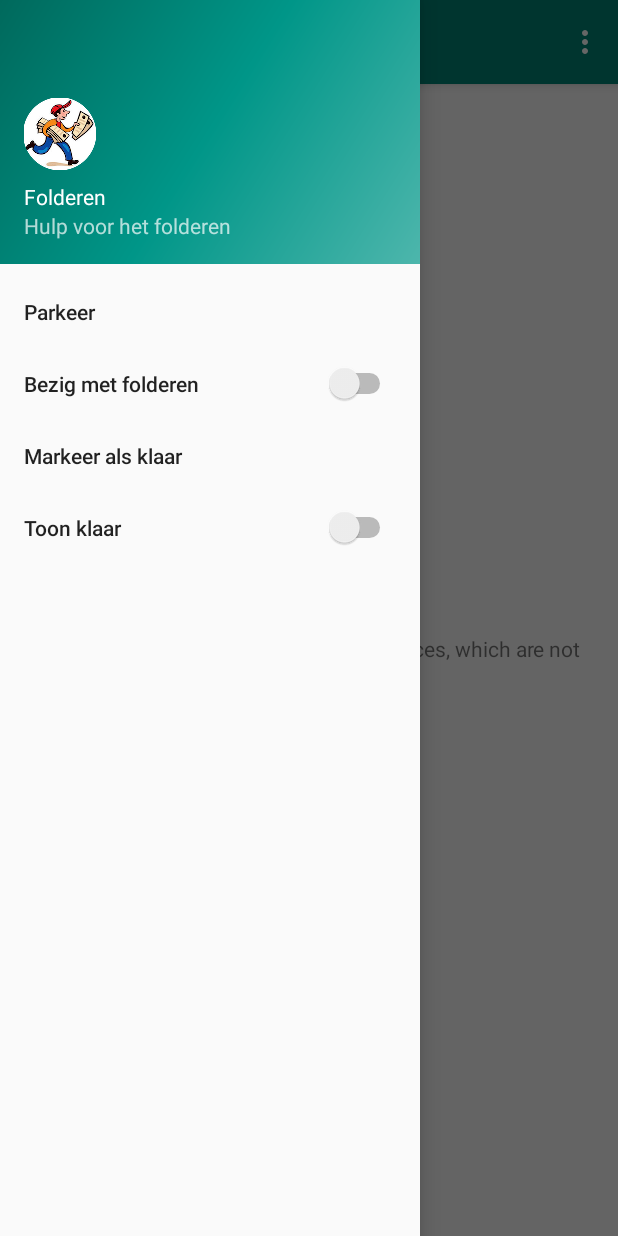
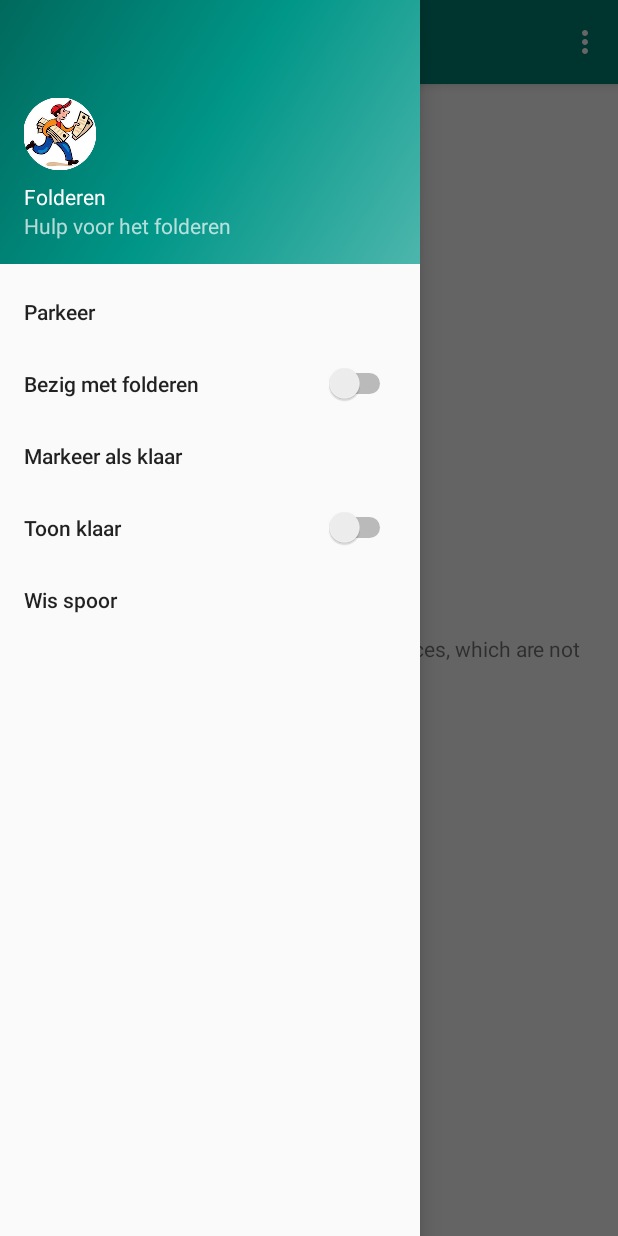
Before and after one commit to teusbenschop/folderen, an Android app: the screen it shows after launch (MainActivity), with the side drawer open, on a phone screen of 412 x 824 dp. Run offline under Robolectric (Android 15) with nearby library versions, the light colour scheme and no system bars; libraries missing offline, so code that uses them is left out: com.google.maps.android.

Commit message:
Menu expanded with "erase waypoints"

```diff
--- a/app/src/main/java/nl/folderen/android/MainActivity.kt
+++ b/app/src/main/java/nl/folderen/android/MainActivity.kt
@@ -332,6 +332,11 @@ class MainActivity() :
 
                 }
             }
+
+            R.id.nav_erase -> {
+                Log.d("erase", "tapped") // Todo
+            }
+
         }
         val drawerLayout: DrawerLayout = findViewById(R.id.drawer_layout)
         drawerLayout.closeDrawer(GravityCompat.START)
--- a/app/src/main/res/menu/activity_main_drawer.xml
+++ b/app/src/main/res/menu/activity_main_drawer.xml
@@ -27,6 +27,11 @@
             app:actionLayout="@layout/show_ready_switch_item"
     />
 
+    <item
+            android:id="@+id/nav_erase"
+            android:title="Wis spoor"
+    />
+
 </menu>
 <!--
 The icons listed below caused a crash on Android 6.0.
```
